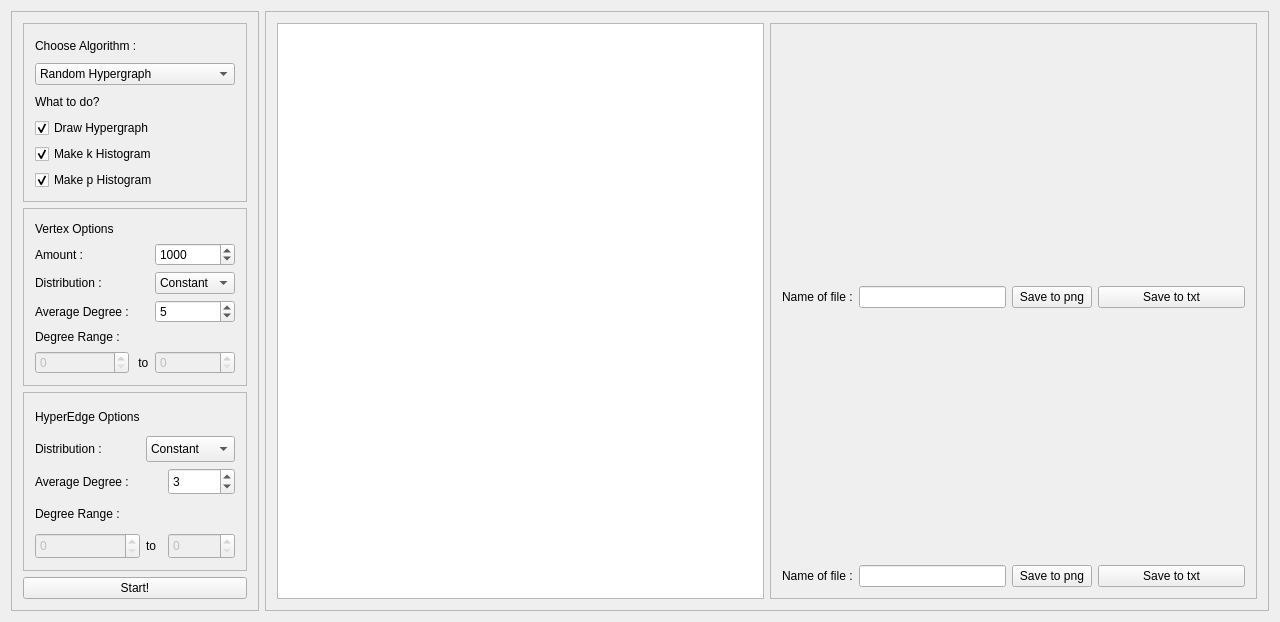
The window that mainwindow.ui (kwarkGorny/PracaInzynierska) describes before a commit, drawn with Qt 5.
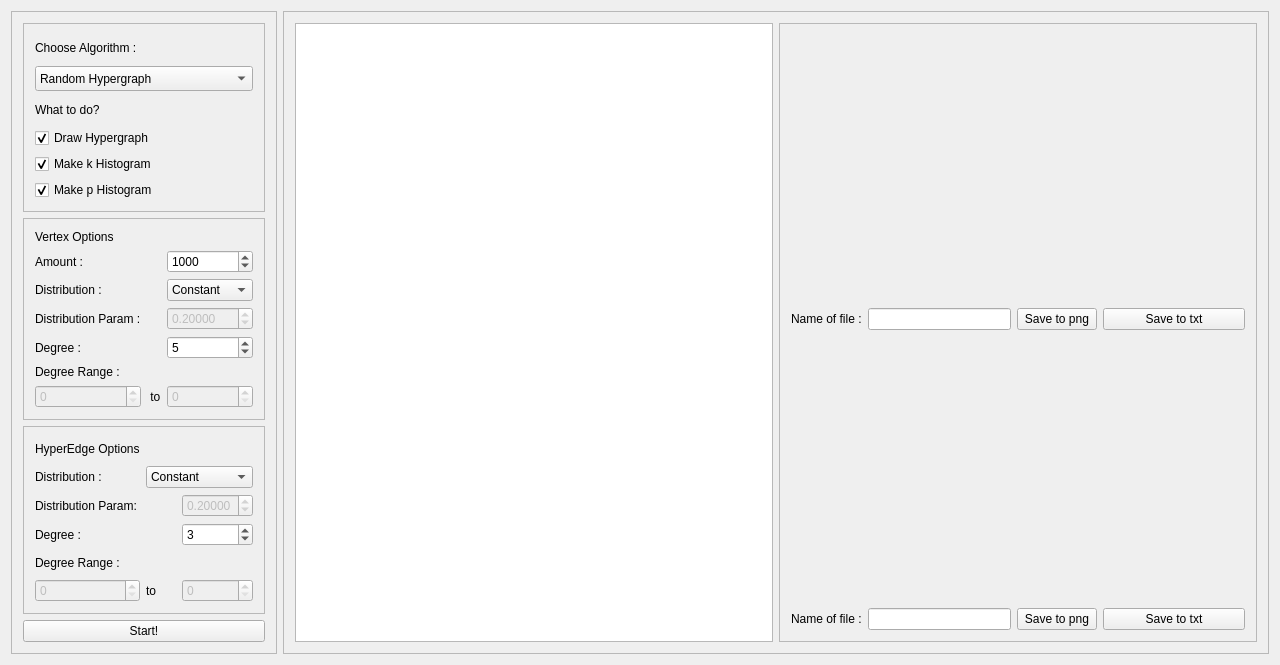
The same window after the commit. Custom widgets are drawn as their Qt base class.

Diff of the .ui file:
```diff
--- a/mainwindow.ui
+++ b/mainwindow.ui
@@ -7,7 +7,7 @@
     <x>0</x>
     <y>0</y>
     <width>1280</width>
-    <height>622</height>
+    <height>665</height>
    </rect>
   </property>
   <property name="sizePolicy">
@@ -123,6 +123,16 @@
               <string>Poisson</string>
              </property>
             </item>
+            <item>
+             <property name="text">
+              <string>Binomial</string>
+             </property>
+            </item>
+            <item>
+             <property name="text">
+              <string>Geometric</string>
+             </property>
+            </item>
            </widget>
           </item>
           <item row="6" column="0">
@@ -134,7 +144,7 @@
              </sizepolicy>
             </property>
             <property name="text">
-             <string>Average Degree :</string>
+             <string>Degree :</string>
             </property>
            </widget>
           </item>
@@ -177,6 +187,32 @@
             </property>
            </widget>
           </item>
+          <item row="3" column="0">
+           <widget class="QLabel" name="HDistributionParamL">
+            <property name="text">
+             <string>Distribution Param:</string>
+            </property>
+           </widget>
+          </item>
+          <item row="3" column="2">
+           <widget class="QDoubleSpinBox" name="HDistributionParamDSB">
+            <property name="enabled">
+             <bool>false</bool>
+            </property>
+            <property name="decimals">
+             <number>5</number>
+            </property>
+            <property name="maximum">
+             <double>1.000000000000000</double>
+            </property>
+            <property name="singleStep">
+             <double>0.001000000000000</double>
+            </property>
+            <property name="value">
+             <double>0.200000000000000</double>
+            </property>
+           </widget>
+          </item>
          </layout>
         </widget>
        </item>
@@ -279,7 +315,20 @@
          </layout>
         </widget>
        </item>
-       <item row="1" column="0">
+       <item row="4" column="0">
+        <widget class="QPushButton" name="StartBtn">
+         <property name="sizePolicy">
+          <sizepolicy hsizetype="Preferred" vsizetype="Fixed">
+           <horstretch>0</horstretch>
+           <verstretch>0</verstretch>
+          </sizepolicy>
+         </property>
+         <property name="text">
+          <string>Start!</string>
+         </property>
+        </widget>
+       </item>
+       <item row="2" column="0">
         <widget class="QFrame" name="VertexFrame">
          <property name="sizePolicy">
           <sizepolicy hsizetype="Preferred" vsizetype="Preferred">
@@ -294,7 +343,7 @@
           <enum>QFrame::Raised</enum>
          </property>
          <layout class="QGridLayout" name="gridLayout_2">
-          <item row="9" column="1">
+          <item row="10" column="1">
            <widget class="QLabel" name="VtoL">
             <property name="text">
              <string> to</string>
@@ -308,7 +357,7 @@
             </property>
            </widget>
           </item>
-          <item row="9" column="0">
+          <item row="10" column="0">
            <widget class="QSpinBox" name="VMinDegreeS">
             <property name="enabled">
              <bool>false</bool>
@@ -338,7 +387,7 @@
             </property>
            </widget>
           </item>
-          <item row="6" column="2">
+          <item row="7" column="2">
            <widget class="QSpinBox" name="VAverageDegreeS">
             <property name="enabled">
              <bool>true</bool>
@@ -373,7 +422,7 @@
             </property>
            </widget>
           </item>
-          <item row="9" column="2">
+          <item row="10" column="2">
            <widget class="QSpinBox" name="VMaxDegreeS">
             <property name="enabled">
              <bool>false</bool>
@@ -389,10 +438,10 @@
             </property>
            </widget>
           </item>
-          <item row="6" column="0">
-           <widget class="QLabel" name="AvarageDegreeL">
+          <item row="7" column="0">
+           <widget class="QLabel" name="VAvarageDegreeL">
             <property name="text">
-             <string>Average Degree :</string>
+             <string>Degree :</string>
             </property>
            </widget>
           </item>
@@ -419,9 +468,19 @@
               <string>Poisson</string>
              </property>
             </item>
+            <item>
+             <property name="text">
+              <string>Binomial</string>
+             </property>
+            </item>
+            <item>
+             <property name="text">
+              <string>Geometric</string>
+             </property>
+            </item>
            </widget>
           </item>
-          <item row="8" column="0">
+          <item row="9" column="0">
            <widget class="QLabel" name="VDegreeRangeL">
             <property name="sizePolicy">
              <sizepolicy hsizetype="Fixed" vsizetype="Preferred">
@@ -434,22 +493,35 @@
             </property>
            </widget>
           </item>
+          <item row="6" column="0">
+           <widget class="QLabel" name="VDistributionParamL">
+            <property name="text">
+             <string>Distribution Param :</string>
+            </property>
+           </widget>
+          </item>
+          <item row="6" column="2">
+           <widget class="QDoubleSpinBox" name="VDistributionParamDSP">
+            <property name="enabled">
+             <bool>false</bool>
+            </property>
+            <property name="decimals">
+             <number>5</number>
+            </property>
+            <property name="maximum">
+             <double>1.000000000000000</double>
+            </property>
+            <property name="singleStep">
+             <double>0.001000000000000</double>
+            </property>
+            <property name="value">
+             <double>0.200000000000000</double>
+            </property>
+           </widget>
+          </item>
          </layout>
         </widget>
        </item>
-       <item row="4" column="0">
-        <widget class="QPushButton" name="StartBtn">
-         <property name="sizePolicy">
-          <sizepolicy hsizetype="Preferred" vsizetype="Fixed">
-           <horstretch>0</horstretch>
-           <verstretch>0</verstretch>
-          </sizepolicy>
-         </property>
-         <property name="text">
-          <string>Start!</string>
-         </property>
-        </widget>
-       </item>
       </layout>
      </widget>
     </item>
```
